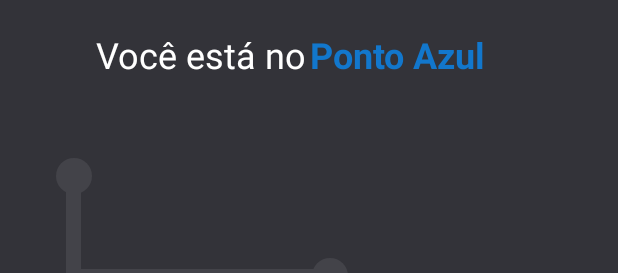
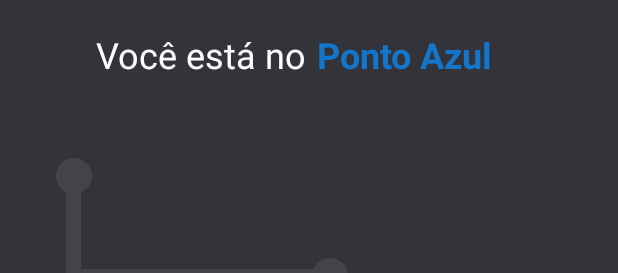
Before and after one commit to jhonatademuner/localif, an Android app: the layout activity_route.xml on its own in the app's theme, with its tools: preview values and no code run, on a phone screen of 412 x 824 dp. Shown: the top 273 px of the screen. Run offline under Robolectric (Android 15) with nearby library versions, the phone set to English and light mode, and no system bars.

Commit message:
Fixing logical errors

```diff
--- a/localif-app/Localif/app/src/main/java/com/example/localif/RouteActivity.kt
+++ b/localif-app/Localif/app/src/main/java/com/example/localif/RouteActivity.kt
@@ -362,7 +362,7 @@ class RouteActivity : AppCompatActivity() {
                 if (pathArray[i + 1] == 8) {
                     activePaths(listOf(29))
                 } else if (pathArray[i + 1] == 17) {
-                    activePaths(listOf(29))
+                    activePaths(listOf(27,28))
                 }
             }
 
--- a/localif-app/Localif/app/src/main/res/layout/activity_route.xml
+++ b/localif-app/Localif/app/src/main/res/layout/activity_route.xml
@@ -23,7 +23,7 @@
         android:textColor="#1277CC"
         android:text="@string/ponto_azul"
         android:textSize="24sp"
-        android:layout_marginStart="65dp"
+        android:layout_marginStart="70dp"
         android:textStyle="bold"
         android:layout_marginTop="20dp"/>
 
```
